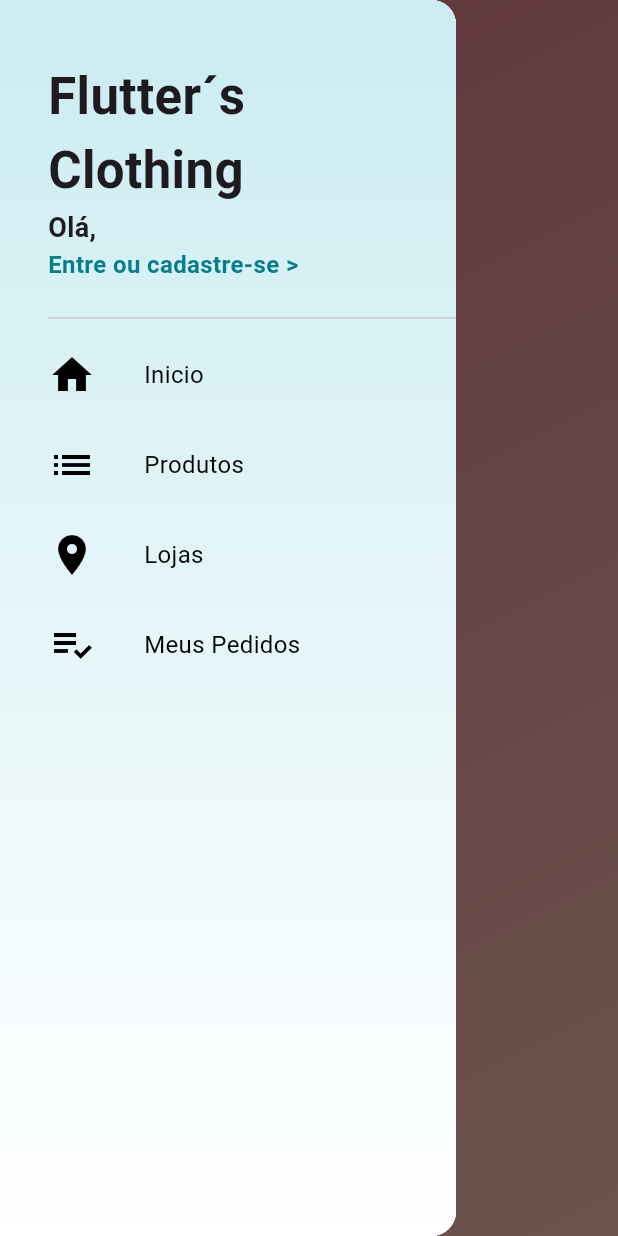
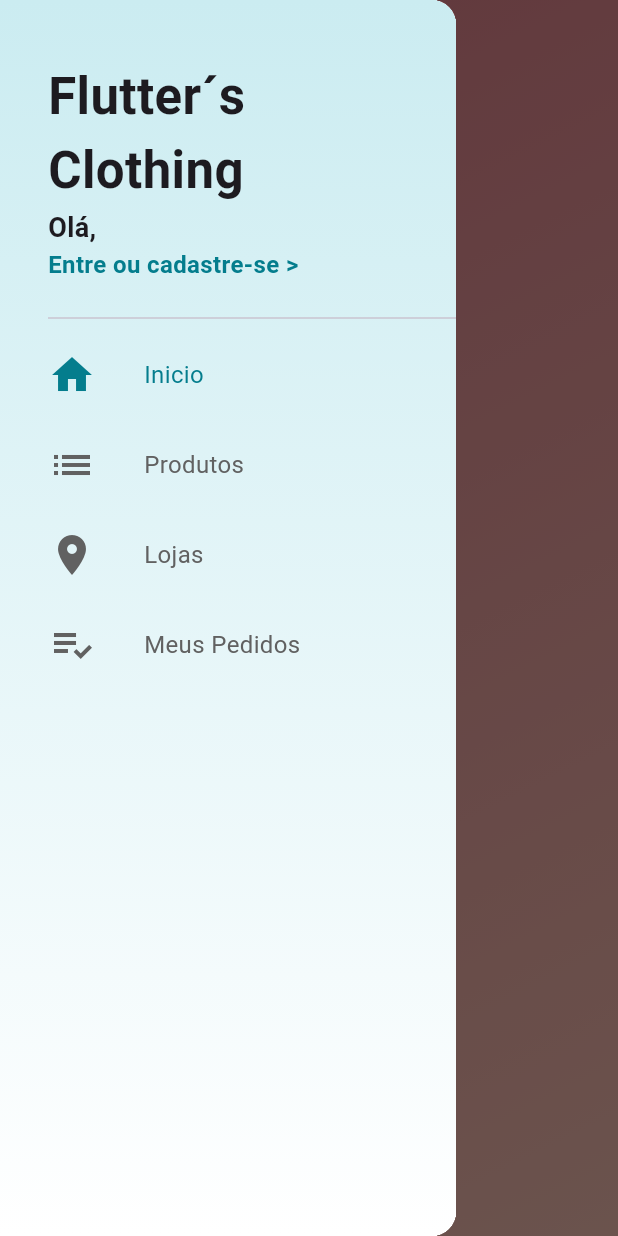
Before and after one commit to iraponan/loja_virtual, a Flutter app: the screen it shows after launch, with the side drawer open, on a phone screen of 412 x 824 dp. Run offline on Flutter 3.47's test engine with Material 3 defaults, Android fonts, the phone set to English and light mode, and no system bars; our stand-ins replace cloud_firestore, firebase_core, transparent_image; accounts and stored records are empty; generated files the repository leaves out were written again.

Commit message:
Trocando de pagina pelo Drawer

```diff
--- a/lib/pages/HomePage.dart
+++ b/lib/pages/HomePage.dart
@@ -12,10 +12,12 @@ class HomePage extends StatelessWidget {
     return PageView(
       controller: _pageController,
       physics: const NeverScrollableScrollPhysics(),
-      children: const [
+      children: [
         Scaffold(
-          body: HomeTab(),
-          drawer: CustomDrawer(),
+          body: const HomeTab(),
+          drawer: CustomDrawer(
+            pageController: _pageController,
+          ),
         ),
       ],
     );
--- a/lib/widgets/drawer/custom_drawer.dart
+++ b/lib/widgets/drawer/custom_drawer.dart
@@ -3,7 +3,9 @@ import 'package:loja_virtual/widgets/drawer/tiles/drawer_tile.dart';
 import 'drawer_back.dart';
 
 class CustomDrawer extends StatelessWidget {
-  const CustomDrawer({super.key});
+  const CustomDrawer({super.key, required this.pageController});
+
+  final PageController pageController;
 
   @override
   Widget build(BuildContext context) {
@@ -62,19 +64,30 @@ class CustomDrawer extends StatelessWidget {
                   ],
                 ),
               ),
-              Divider(),
+              const Divider(),
               DrawerTile(
                 icon: Icons.home,
                 text: 'Inicio',
-              ),DrawerTile(
+                controller: pageController,
+                page: 0,
+              ),
+              DrawerTile(
                 icon: Icons.list,
                 text: 'Produtos',
-              ),DrawerTile(
+                controller: pageController,
+                page: 1,
+              ),
+              DrawerTile(
                 icon: Icons.location_on,
                 text: 'Lojas',
-              ),DrawerTile(
+                controller: pageController,
+                page: 2,
+              ),
+              DrawerTile(
                 icon: Icons.playlist_add_check,
                 text: 'Meus Pedidos',
+                controller: pageController,
+                page: 3,
               ),
             ],
           ),
--- a/lib/widgets/drawer/tiles/drawer_tile.dart
+++ b/lib/widgets/drawer/tiles/drawer_tile.dart
@@ -1,10 +1,17 @@
 import 'package:flutter/material.dart';
 
 class DrawerTile extends StatelessWidget {
-  const DrawerTile({super.key, required this.icon, required this.text});
+  const DrawerTile(
+      {super.key,
+      required this.icon,
+      required this.text,
+      required this.controller,
+      required this.page});
 
   final IconData icon;
   final String text;
+  final PageController controller;
+  final int page;
 
   @override
   Widget build(BuildContext context) {
@@ -12,7 +19,8 @@ class DrawerTile extends StatelessWidget {
       color: Colors.transparent,
       child: InkWell(
         onTap: () {
-
+          Navigator.of(context).pop();
+          controller.jumpToPage(page);
         },
         child: SizedBox(
           height: 60.0,
@@ -21,15 +29,22 @@ class DrawerTile extends StatelessWidget {
               Icon(
                 icon,
                 size: 32,
-                color: Colors.black,
+                color: controller.page == page
+                    ? Theme.of(context).primaryColor
+                    : Colors.grey[700],
               ),
               const SizedBox(
                 width: 32.0,
               ),
-              Text(text, style: const TextStyle(
-                fontSize: 16.0,
-                color: Colors.black,
-              ),)
+              Text(
+                text,
+                style: TextStyle(
+                  fontSize: 16.0,
+                  color: controller.page!.round() == page
+                      ? Theme.of(context).primaryColor
+                      : Colors.grey[700],
+                ),
+              )
             ],
           ),
         ),
--- a/lib/widgets/home_tab.dart
+++ b/lib/widgets/home_tab.dart
@@ -14,6 +14,7 @@ class HomeTab extends StatelessWidget {
         CustomScrollView(
           slivers: [
             const SliverAppBar(
+              foregroundColor: Colors.white,
               floating: true,
               snap: true,
               titleSpacing: 0.0,
```
